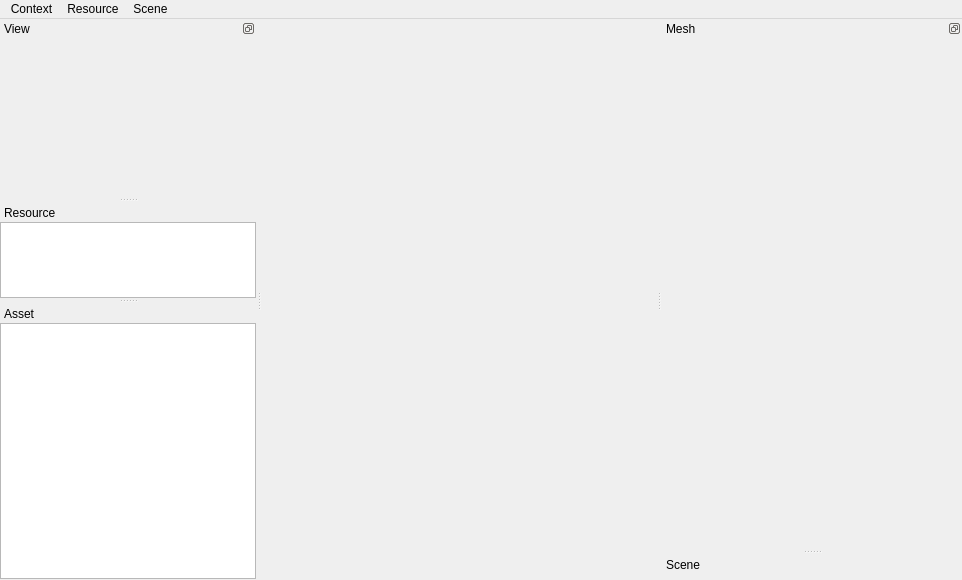
Old version of the form Source/TIMEditor/EditorWindow.ui in the repository williamallas/TIMEngine2.
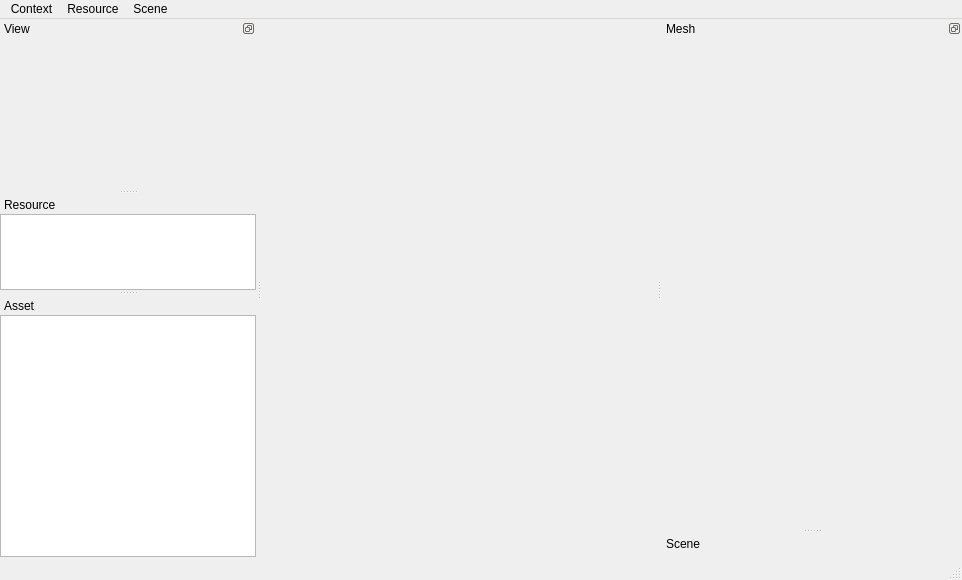
New version of the form. Custom widgets are drawn as their Qt base class.

What changed in the file:
```diff
--- a/Source/TIMEditor/EditorWindow.ui
+++ b/Source/TIMEditor/EditorWindow.ui
@@ -468,6 +468,7 @@
    </attribute>
    <widget class="SceneEditorWidget" name="sceneEditorWidget"/>
   </widget>
+  <widget class="QStatusBar" name="statusBar"/>
   <action name="actionClose_Context">
    <property name="text">
     <string>Close Context</string>
```
Left out of the diff: 71 changed lines with no effect on the pictures.
